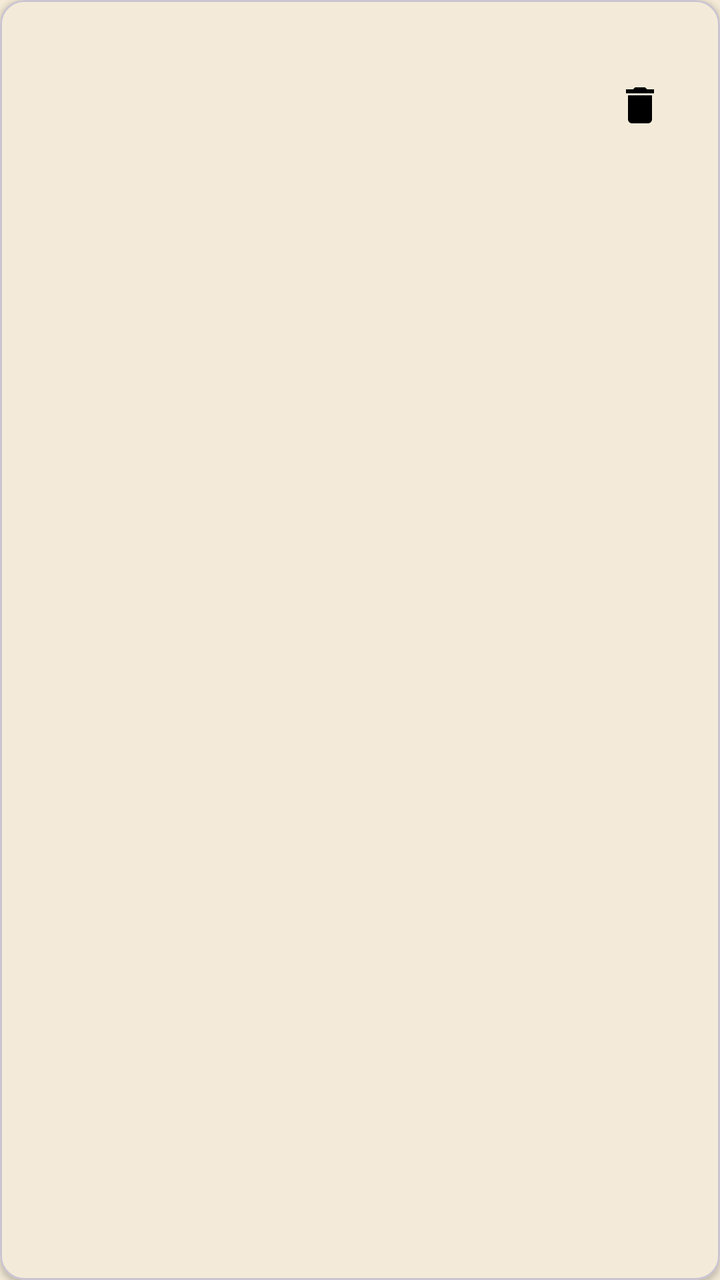
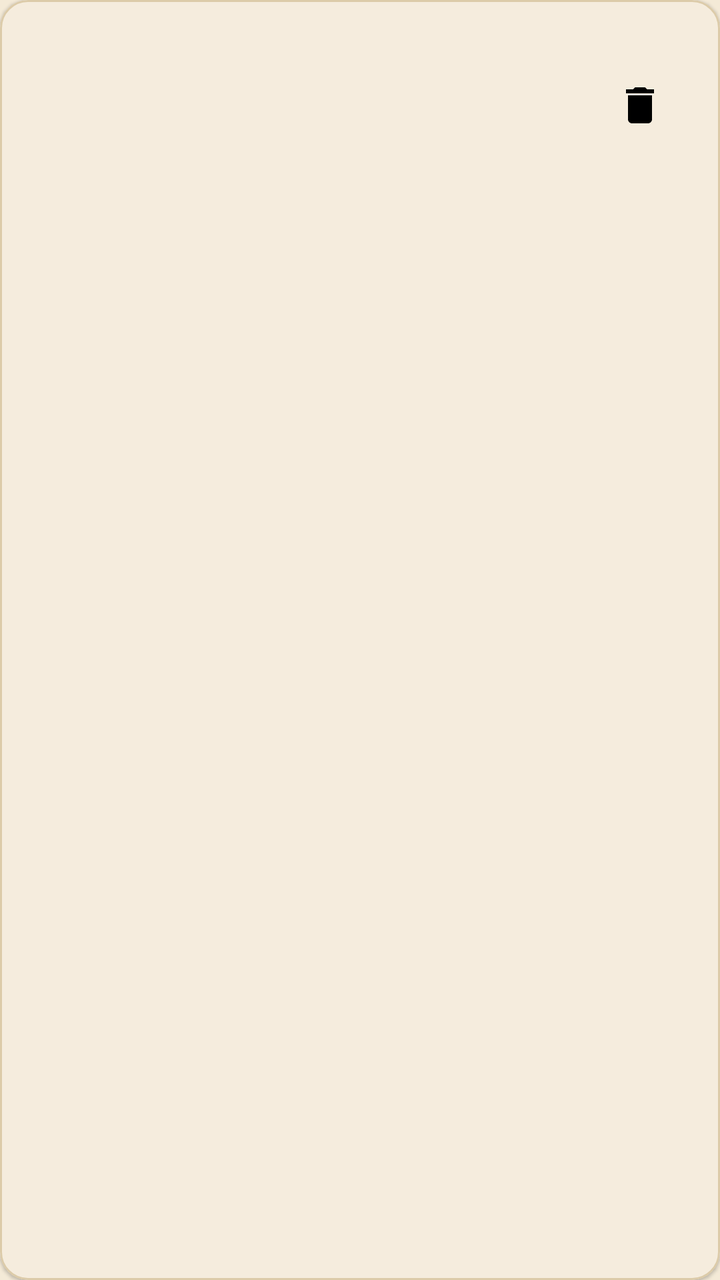

Two renders of the same Android screen: before a commit and after it. Below are the layout's source before the change and the commit's diff.
<!-- AndroidManifest.xml: application theme Theme.DnDMemory -->
<!-- res/layout/item_invite.xml -->
<?xml version="1.0" encoding="utf-8"?>
<com.google.android.material.card.MaterialCardView
    xmlns:android="http://schemas.android.com/apk/res/android"
    xmlns:app="http://schemas.android.com/apk/res-auto"
    android:id="@+id/item_invite_root"
    android:layout_width="match_parent"
    android:layout_height="wrap_content"
    android:layout_marginStart="12dp"
    android:layout_marginTop="6dp"
    android:layout_marginEnd="12dp"
    android:layout_marginBottom="6dp"
    app:cardCornerRadius="12dp"
    app:cardElevation="2dp">

    <LinearLayout
        android:layout_width="match_parent"
        android:layout_height="wrap_content"
        android:gravity="center_vertical"
        android:orientation="horizontal"
        android:padding="16dp">

        <LinearLayout
            android:layout_width="0dp"
            android:layout_height="wrap_content"
            android:layout_weight="1"
            android:orientation="vertical">

            <TextView
                android:id="@+id/item_invite_token"
                android:layout_width="match_parent"
                android:layout_height="wrap_content"
                android:textAppearance="?attr/textAppearanceTitleMedium" />

            <TextView
                android:id="@+id/item_invite_role"
                android:layout_width="match_parent"
                android:layout_height="wrap_content"
                android:textAppearance="?attr/textAppearanceBodyMedium" />

            <TextView
                android:id="@+id/item_invite_expires"
                android:layout_width="match_parent"
                android:layout_height="wrap_content"
                android:textAppearance="?attr/textAppearanceBodySmall" />

            <TextView
                android:id="@+id/item_invite_uses"
                android:layout_width="match_parent"
                android:layout_height="wrap_content"
                android:textAppearance="?attr/textAppearanceBodySmall" />
        </LinearLayout>

        <ImageButton
            android:id="@+id/item_invite_revoke"
            android:layout_width="48dp"
            android:layout_height="48dp"
            android:background="?attr/selectableItemBackgroundBorderless"
            android:contentDescription="@string/cd_revoke"
            android:src="@drawable/ic_delete" />
    </LinearLayout>
</com.google.android.material.card.MaterialCardView>
<!-- resources referenced by this layout -->
<resources>
  <!-- drawable ic_delete (drawable) -->
  <?xml version="1.0" encoding="utf-8"?>
  <vector xmlns:android="http://schemas.android.com/apk/res/android"
      android:width="24dp"
      android:height="24dp"
      android:viewportWidth="24"
      android:viewportHeight="24">
      <path
          android:fillColor="#FF000000"
          android:pathData="M6,19c0,1.1 0.9,2 2,2h8c1.1,0 2,-0.9 2,-2V7H6v12zM19,4h-3.5l-1,-1h-5l-1,1H5v2h14V4z" />
  </vector>
  <string name="cd_revoke">Отозвать</string>
  <style name="Theme.DnDMemory" parent="Theme.Material3.DayNight.NoActionBar">
          <item name="colorPrimary">@color/colorPrimary</item>
          <item name="colorPrimaryDark">@color/colorPrimaryDark</item>
          <item name="colorOnPrimary">@color/colorOnPrimary</item>
          <item name="colorPrimaryContainer">@color/colorPrimaryContainer</item>
          <item name="colorOnPrimaryContainer">@color/colorOnPrimaryContainer</item>
          <item name="colorSecondary">@color/colorSecondary</item>
          <item name="colorOnSecondary">@color/colorOnSecondary</item>
          <item name="colorSurface">@color/colorSurface</item>
          <item name="colorOnSurface">@color/colorOnSurface</item>
          <item name="colorSurfaceVariant">@color/colorSurfaceVariant</item>
          <item name="colorOnSurfaceVariant">@color/colorOnSurfaceVariant</item>
          <item name="android:colorBackground">@color/colorBackground</item>
          <item name="colorOnBackground">@color/colorOnBackground</item>
          <item name="colorError">@color/colorError</item>
          <item name="colorOnError">@color/colorOnError</item>
          <item name="colorOutline">@color/colorOutline</item>
          <item name="android:statusBarColor">@color/colorPrimaryDark</item>
          <item name="android:navigationBarColor">@color/colorBackground</item>
          <item name="android:windowBackground">@color/colorBackground</item>
      </style>
  <color name="colorPrimary">#8A6A3B</color>
  <color name="colorPrimaryDark">#5E4525</color>
  <color name="colorOnPrimary">#FFF7EA</color>
  <color name="colorPrimaryContainer">#EBDCC2</color>
  <color name="colorOnPrimaryContainer">#3A2A14</color>
  <color name="colorSecondary">#B98B2E</color>
  <color name="colorOnSecondary">#FFF8EA</color>
  <color name="colorSurface">#FBF4E6</color>
  <color name="colorOnSurface">#2A2118</color>
  <color name="colorSurfaceVariant">#EEE0C6</color>
  <color name="colorOnSurfaceVariant">#57493A</color>
  <color name="colorBackground">#F4EAD7</color>
  <color name="colorOnBackground">#2A2118</color>
  <color name="colorError">#A3231C</color>
  <color name="colorOnError">#FFFFFF</color>
  <color name="colorOutline">#8C7B63</color>
</resources>

<!-- the commit's change to res/layout/item_invite.xml (unified diff, before → after) -->
@@ -1,5 +1,6 @@
 <?xml version="1.0" encoding="utf-8"?>
 <com.google.android.material.card.MaterialCardView
+    style="@style/Widget.DnDMemory.Card"
     xmlns:android="http://schemas.android.com/apk/res/android"
     xmlns:app="http://schemas.android.com/apk/res-auto"
     android:id="@+id/item_invite_root"
@@ -9,9 +10,7 @@
     android:layout_marginTop="6dp"
     android:layout_marginEnd="12dp"
     android:layout_marginBottom="6dp"
-    app:cardCornerRadius="12dp"
-    app:cardElevation="2dp">
-
+    >
     <LinearLayout
         android:layout_width="match_parent"
         android:layout_height="wrap_content"
<!-- resource entries referenced after the edit -->
@@ -12,6 +12,15 @@
           android:pathData="M6,19c0,1.1 0.9,2 2,2h8c1.1,0 2,-0.9 2,-2V7H6v12zM19,4h-3.5l-1,-1h-5l-1,1H5v2h14V4z" />
   </vector>
   <string name="cd_revoke">Отозвать</string>
+  <style name="Widget.DnDMemory.Card" parent="Widget.Material3.CardView.Elevated">
+          <item name="cardBackgroundColor">?attr/colorSurface</item>
+          <item name="cardCornerRadius">14dp</item>
+          <item name="cardElevation">1dp</item>
+          <item name="strokeColor">@color/card_stroke</item>
+          <item name="strokeWidth">1dp</item>
+          <item name="android:clickable">true</item>
+          <item name="android:focusable">true</item>
+      </style>
   <style name="Theme.DnDMemory" parent="Theme.Material3.DayNight.NoActionBar">
           <item name="colorPrimary">@color/colorPrimary</item>
           <item name="colorPrimaryDark">@color/colorPrimaryDark</item>
@@ -33,6 +42,7 @@
           <item name="android:navigationBarColor">@color/colorBackground</item>
           <item name="android:windowBackground">@color/colorBackground</item>
       </style>
+  <color name="card_stroke">#DCCBA9</color>
   <color name="colorPrimary">#8A6A3B</color>
   <color name="colorPrimaryDark">#5E4525</color>
   <color name="colorOnPrimary">#FFF7EA</color>
